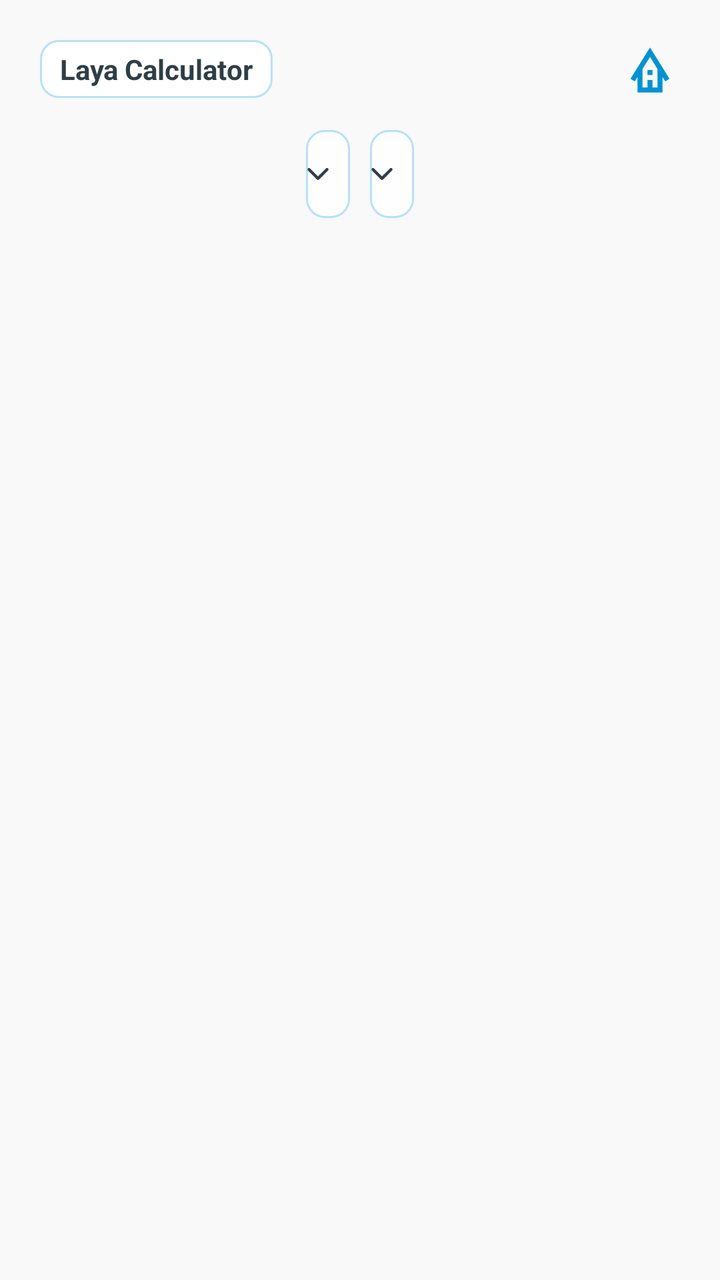
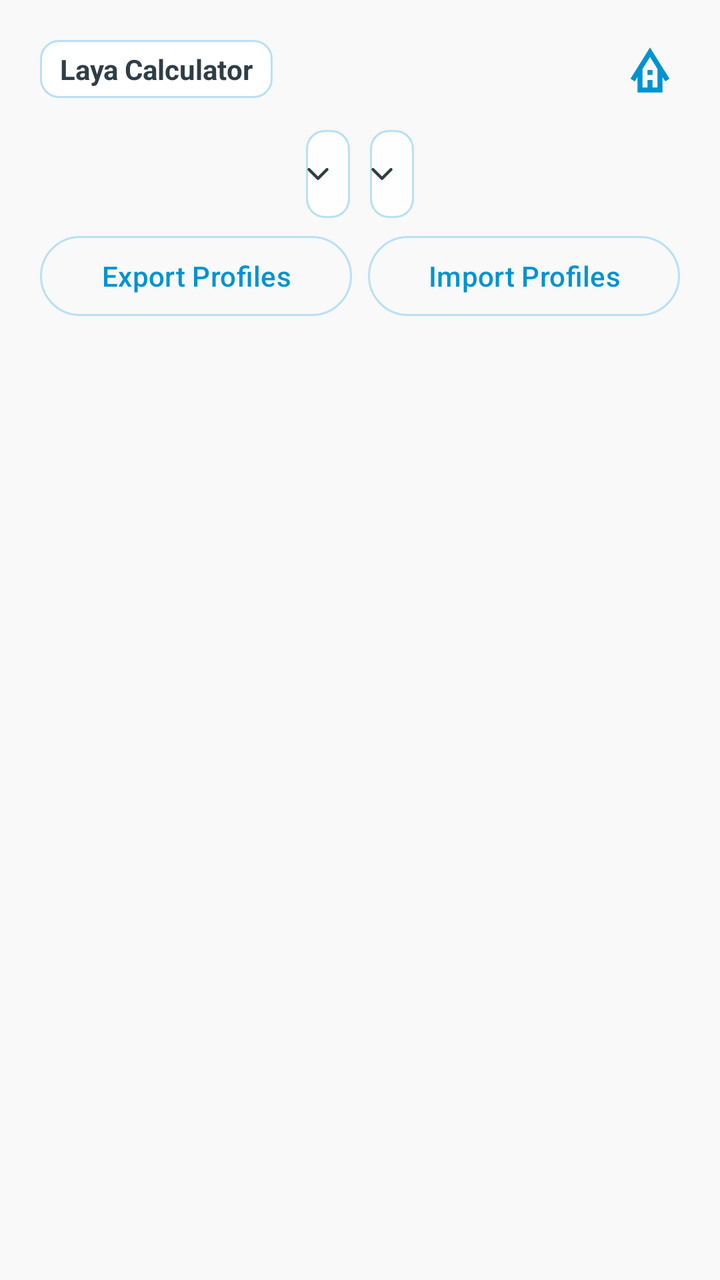

An Android layout rendered at two revisions. The XML below is the earlier revision; the diff shows what the commit changed to produce the second picture.
<!-- AndroidManifest.xml: application theme Theme.MyApplication -->
<!-- res/layout/activity_dashboard.xml -->
<?xml version="1.0" encoding="utf-8"?>
<androidx.constraintlayout.widget.ConstraintLayout
    xmlns:android="http://schemas.android.com/apk/res/android"
    xmlns:app="http://schemas.android.com/apk/res-auto"
    xmlns:tools="http://schemas.android.com/tools"
    android:id="@+id/main"
    android:layout_width="match_parent"
    android:layout_height="match_parent"
    android:background="@color/laya_background"
    tools:context=".DashboardActivity">
    <LinearLayout
        android:id="@+id/topBar"
        android:layout_width="match_parent"
        android:layout_height="wrap_content"
        android:orientation="horizontal"
        app:layout_constraintEnd_toEndOf="parent"
        app:layout_constraintStart_toStartOf="parent"
        app:layout_constraintTop_toTopOf="parent">
        <TextView
            android:layout_width="wrap_content"
            android:layout_height="wrap_content"
            android:layout_marginStart="20dp"
            android:layout_marginTop="20dp"
            android:background="@drawable/login_title"
            android:paddingHorizontal="10dp"
            android:paddingVertical="5dp"
            android:text="@string/app_name"
            android:textColor="@color/laya_text"
            android:textStyle="bold" />
        <Space
            android:layout_width="0dp"
            android:layout_height="0dp"
            android:layout_weight="1" />
        <ImageButton
            android:id="@+id/homeButton"
            android:layout_width="30dp"
            android:layout_height="30dp"
            android:layout_marginTop="20dp"
            android:layout_marginEnd="20dp"
            android:background="@null"
            android:onClick="goHome"
            android:src="@drawable/outline_bungalow_24"
            app:tint="@color/laya_primary"
            android:elevation="0dp"
            android:stateListAnimator="@null" />
    </LinearLayout>
    <LinearLayout
        android:layout_width="wrap_content"
        android:layout_height="wrap_content"
        android:layout_marginVertical="10dp"
        android:gravity="center"
        android:orientation="horizontal"
        app:layout_constraintTop_toBottomOf="@id/topBar"
        app:layout_constraintEnd_toEndOf="parent"
        app:layout_constraintStart_toStartOf="parent"
        android:id="@+id/sortControls">
        <Spinner
            android:id="@+id/sortDropdown"
            android:layout_width="wrap_content"
            android:layout_height="wrap_content"
            android:layout_margin="5dp" />
        <Spinner
            android:id="@+id/orderDropdown"
            android:layout_width="wrap_content"
            android:layout_height="wrap_content"
            android:layout_margin="5dp" />
    </LinearLayout>
    <LinearLayout
        android:id="@+id/recyclerLayout"
        android:layout_width="0dp"
        android:layout_height="0dp"
        android:gravity="center"
        android:orientation="vertical"
        app:layout_constraintBottom_toBottomOf="parent"
        app:layout_constraintEnd_toEndOf="parent"
        app:layout_constraintStart_toStartOf="parent"
        android:layout_marginTop="10dp"
        android:layout_marginHorizontal="8dp"
        app:layout_constraintTop_toBottomOf="@id/sortControls"
        app:layout_constraintWidth_max="400dp">
        <androidx.recyclerview.widget.RecyclerView
            android:id="@+id/profileRecyclerView"
            android:layout_width="match_parent"
            android:layout_height="match_parent"
            android:paddingBottom="16dp"
            android:clipToPadding="false" />
    </LinearLayout>
</androidx.constraintlayout.widget.ConstraintLayout>
<!-- resources referenced by this layout -->
<resources>
  <color name="laya_background">#F8F9F8</color>
  <color name="laya_primary">#0093D0</color>
  <color name="laya_text">#2F3E46</color>
  <!-- drawable login_title (drawable) -->
  <?xml version="1.0" encoding="utf-8"?>
  <shape android:shape="rectangle" xmlns:android="http://schemas.android.com/apk/res/android"><solid android:color="@color/laya_surface"/><corners android:radius="9dp"/><stroke android:width="1dp" android:color="@color/laya_border"/></shape>
  <string name="app_name">Laya Calculator</string>
  <style name="Theme.MyApplication" parent="Base.Theme.MyApplication" />
  <color name="laya_surface">#FFFFFF</color>
  <color name="laya_border">#B8E0F6</color>
  <color name="laya_white">#FFFFFF</color>
  <color name="laya_summary">#F0F8FF</color>
  <color name="laya_label">#0077A8</color>
  <color name="laya_danger">#DC2626</color>
  <color name="laya_muted">#6B7280</color>
  <color name="laya_focus_ring">#1A0093D0</color>
  <style name="AppSwitch" parent="Widget.Material3.CompoundButton.MaterialSwitch">
          <item name="thumbTint">@color/app_switch_thumb</item>
          <item name="trackTint">@color/app_switch_track</item>
          <item name="trackDecorationTint">@android:color/transparent</item>
      </style>
  <style name="AppEditText" parent="Widget.AppCompat.EditText">
          <item name="android:background">@drawable/entertextbox</item>
          <item name="backgroundTint">@null</item>
          <item name="android:textColor">@color/laya_input_text</item>
          <item name="android:textColorHint">@color/laya_muted</item>
          <item name="android:paddingHorizontal">12dp</item>
          <item name="android:paddingVertical">10dp</item>
      </style>
  <style name="AppSpinner" parent="Widget.AppCompat.Spinner">
          <item name="android:background">@drawable/laya_spinner</item>
          <item name="backgroundTint">@null</item>
          <item name="android:popupBackground">@color/laya_surface</item>
          <item name="android:minHeight">44dp</item>
          <item name="android:paddingStart">8dp</item>
          <item name="android:paddingEnd">28dp</item>
      </style>
  <style name="AppAlertDialog" parent="ThemeOverlay.Material3.MaterialAlertDialog">
          <item name="colorSurface">@color/laya_surface</item>
          <item name="colorPrimary">@color/laya_primary</item>
          <item name="colorOnSurface">@color/laya_text</item>
          <item name="colorOnSurfaceVariant">@color/laya_muted</item>
          <item name="alertDialogStyle">@style/LayaAlertDialog</item>
          <item name="android:backgroundDimAmount">0.5</item>
      </style>
  <color name="laya_input_text">#000000</color>
  <!-- drawable laya_spinner (drawable) -->
  <?xml version="1.0" encoding="utf-8"?>
  <layer-list
      xmlns:android="http://schemas.android.com/apk/res/android"
      android:paddingMode="stack">
      <item android:drawable="@drawable/entertextbox"/>
      <item
          android:width="12dp"
          android:height="12dp"
          android:right="10dp"
          android:gravity="end|center_vertical"
          android:drawable="@drawable/laya_chevron"/>
  </layer-list>
  <style name="LayaAlertDialog" parent="MaterialAlertDialog.Material3">
          <item name="shapeAppearance">@style/LayaDialogShape</item>
      </style>
  <color name="laya_input_surface">#FEFEFE</color>
  <style name="LayaDialogShape" parent="ShapeAppearance.Material3.MediumComponent">
          <item name="cornerSize">16dp</item>
      </style>
  <!-- unchanged entries left out for length: 5 -->
</resources>

<!-- the commit's change to res/layout/activity_dashboard.xml (unified diff, before → after) -->
@@ -66,6 +66,33 @@
             android:layout_margin="5dp" />
     </LinearLayout>
     <LinearLayout
+        android:id="@+id/transferControls"
+        android:layout_width="0dp" android:layout_height="wrap_content"
+        android:orientation="vertical" android:paddingHorizontal="20dp"
+        app:layout_constraintTop_toBottomOf="@id/sortControls"
+        app:layout_constraintStart_toStartOf="parent" app:layout_constraintEnd_toEndOf="parent"
+        app:layout_constraintWidth_max="440dp">
+        <LinearLayout android:layout_width="match_parent" android:layout_height="wrap_content" android:orientation="horizontal">
+            <com.google.android.material.button.MaterialButton android:id="@+id/exportProfiles" style="?attr/materialButtonOutlinedStyle"
+                android:layout_width="0dp" android:layout_height="wrap_content" android:layout_weight="1" android:layout_marginEnd="8dp"
+                android:text="@string/export_profiles" android:textAllCaps="false"/>
+            <com.google.android.material.button.MaterialButton android:id="@+id/importProfiles" style="?attr/materialButtonOutlinedStyle"
+                android:layout_width="0dp" android:layout_height="wrap_content" android:layout_weight="1"
+                android:text="@string/import_profiles" android:textAllCaps="false"/>
+        </LinearLayout>
+        <LinearLayout android:id="@+id/exportSelectionControls" android:layout_width="match_parent" android:layout_height="wrap_content" android:orientation="vertical" android:visibility="gone">
+            <TextView android:layout_width="match_parent" android:layout_height="wrap_content" android:text="@string/export_privacy" android:textSize="12sp" android:textColor="@color/laya_muted"/>
+            <LinearLayout android:layout_width="match_parent" android:layout_height="wrap_content" android:orientation="horizontal">
+                <com.google.android.material.button.MaterialButton android:id="@+id/selectAllProfiles" style="?attr/borderlessButtonStyle"
+                    android:layout_width="0dp" android:layout_height="wrap_content" android:layout_weight="1" android:text="@string/select_all_profiles" android:textAllCaps="false"/>
+                <com.google.android.material.button.MaterialButton android:id="@+id/cancelExport" style="?attr/borderlessButtonStyle"
+                    android:layout_width="0dp" android:layout_height="wrap_content" android:layout_weight="1" android:text="@android:string/cancel" android:textAllCaps="false"/>
+            </LinearLayout>
+        </LinearLayout>
+        <TextView android:id="@+id/transferProgress" android:layout_width="match_parent" android:layout_height="wrap_content"
+            android:text="@string/transfer_working" android:textColor="@color/laya_label" android:paddingVertical="6dp" android:visibility="gone"/>
+    </LinearLayout>
+    <LinearLayout
         android:id="@+id/recyclerLayout"
         android:layout_width="0dp"
         android:layout_height="0dp"
@@ -76,7 +103,7 @@
         app:layout_constraintStart_toStartOf="parent"
         android:layout_marginTop="10dp"
         android:layout_marginHorizontal="8dp"
-        app:layout_constraintTop_toBottomOf="@id/sortControls"
+        app:layout_constraintTop_toBottomOf="@id/transferControls"
         app:layout_constraintWidth_max="400dp">
         <androidx.recyclerview.widget.RecyclerView
             android:id="@+id/profileRecyclerView"
<!-- resource entries referenced after the edit -->
@@ -7,6 +7,11 @@
   <?xml version="1.0" encoding="utf-8"?>
   <shape android:shape="rectangle" xmlns:android="http://schemas.android.com/apk/res/android"><solid android:color="@color/laya_surface"/><corners android:radius="9dp"/><stroke android:width="1dp" android:color="@color/laya_border"/></shape>
   <string name="app_name">Laya Calculator</string>
+  <string name="export_privacy">Choose profiles to export. The backup includes personal details and photos; share it only with its intended recipient.</string>
+  <string name="export_profiles">Export Profiles</string>
+  <string name="import_profiles">Import Profiles</string>
+  <string name="select_all_profiles">Select All</string>
+  <string name="transfer_working">Preparing profiles…</string>
   <style name="Theme.MyApplication" parent="Base.Theme.MyApplication" />
   <color name="laya_surface">#FFFFFF</color>
   <color name="laya_border">#B8E0F6</color>
